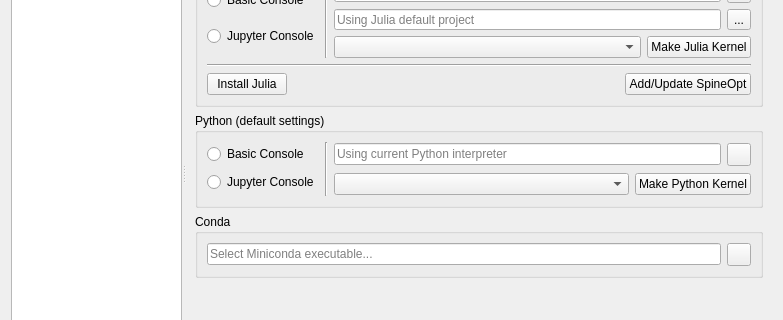
Above: spinetoolbox/ui/settings.ui from spine-tools/Spine-Toolbox before the change; both pictures show x 0 to 783 and y 159 to 479 of the 783 by 692 pixel window. Below: the same form after it.
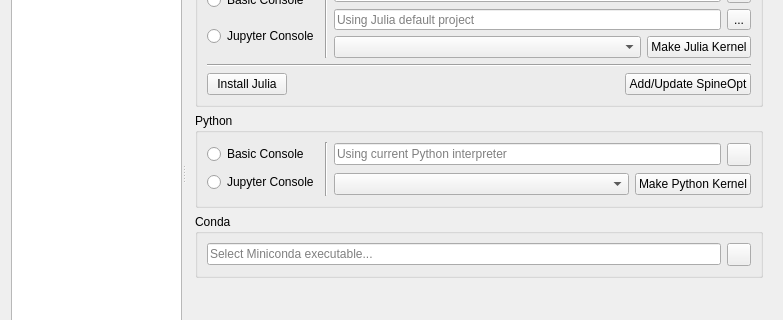
That is the form after the change. The open tabs and pages were chosen to show the change. Icons and pictures are not drawn. Custom widgets are drawn as their Qt base class.

Commit message:
Update Changelog, User Guide, and Tooltips in Settings window
Re Issue #1498

The edit to the form file:
```diff
--- a/spinetoolbox/ui/settings.ui
+++ b/spinetoolbox/ui/settings.ui
@@ -877,7 +877,7 @@
            <string>&lt;html&gt;&lt;head/&gt;&lt;body&gt;&lt;p&gt;&lt;span style=&quot; font-weight:600;&quot;&gt;Default settings&lt;/span&gt; for new Python Tool specs. Defaults can be changed for each Tool specification separately.&lt;/p&gt;&lt;/body&gt;&lt;/html&gt;</string>
           </property>
           <property name="title">
-           <string>Python (default settings)</string>
+           <string>Python</string>
           </property>
           <layout class="QHBoxLayout" name="horizontalLayout_3">
            <item>
```
Left out of the diff: 41 changed lines with no effect on the pictures. The commit also changes 4 other files.
